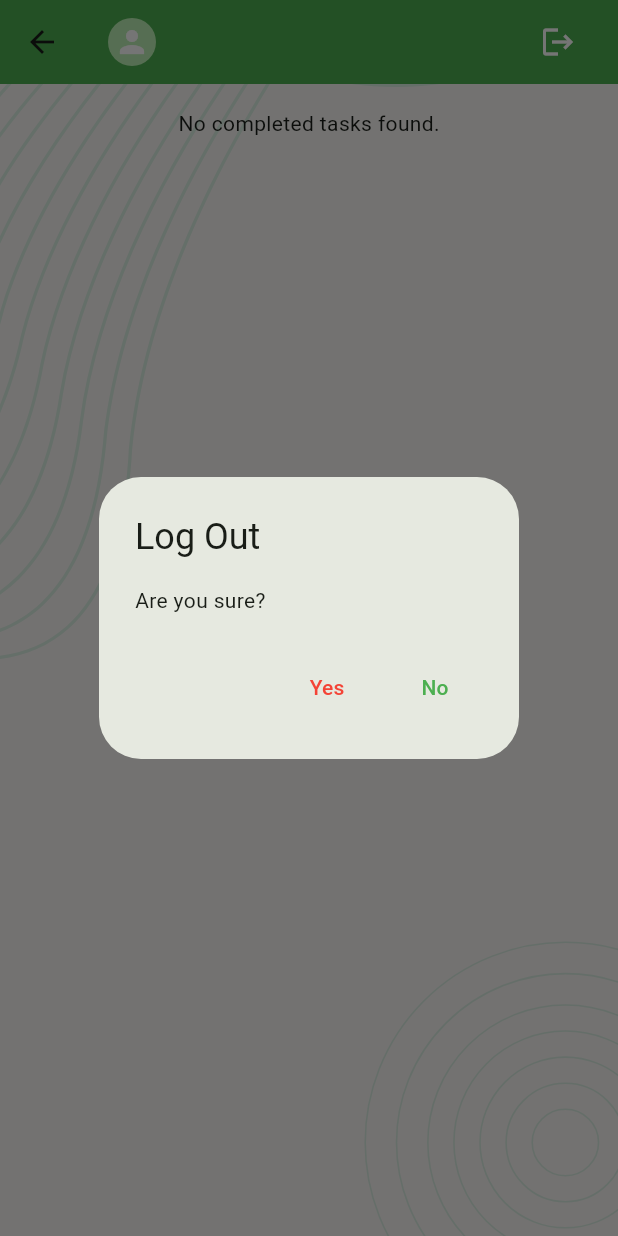
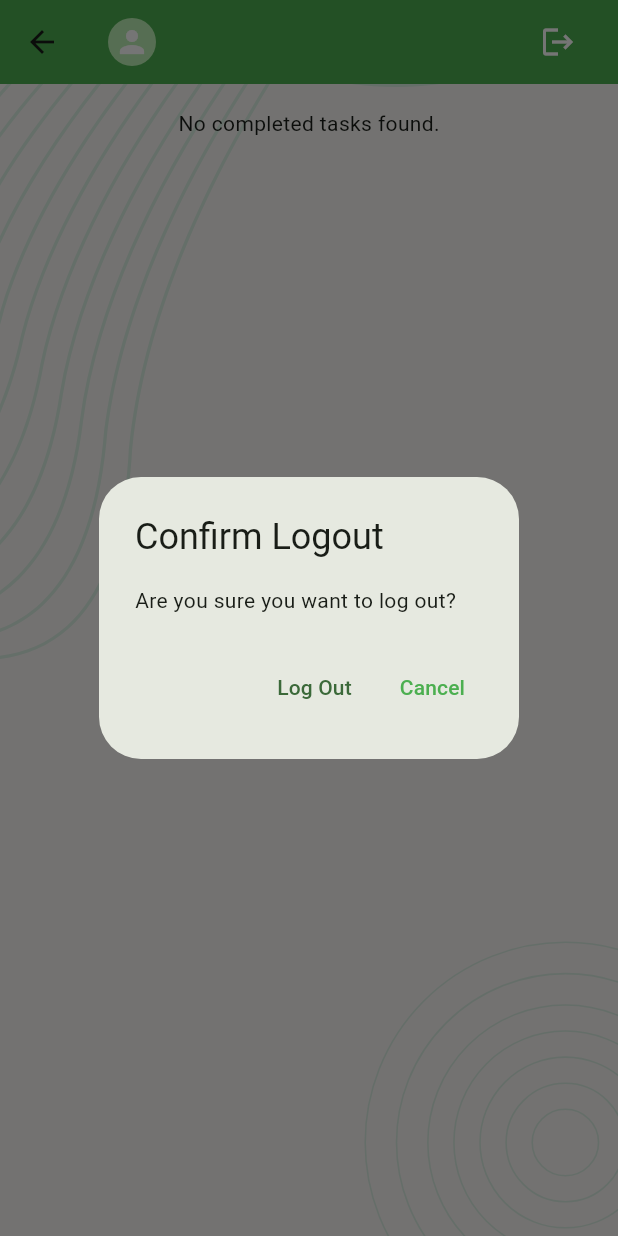
Before and after one commit to wahiduzzamanbappy/task_manager, a Flutter app: the NavbarProgressTaskListScreen screen opened directly, after a tap on the "logout" icon, on a phone screen of 412 x 824 dp. Run offline on Flutter 3.47's test engine with Material 3 defaults, Android fonts, the phone set to English and light mode, and no system bars; our stand-ins replace flutter_svg, get, image_picker, pin_code_fields, shared_preferences; accounts and stored records are empty; network calls fail.

Commit message:
GetX Implemented

```diff
--- a/lib/controller_binder.dart
+++ b/lib/controller_binder.dart
@@ -1,6 +1,7 @@
 import 'package:get/get.dart';
 import 'package:task_manager/ui/controllers/Cancelled_taskList_controller.dart';
 import 'package:task_manager/ui/controllers/add_new_task_controller.dart';
+import 'package:task_manager/ui/controllers/auth_controller.dart';
 import 'package:task_manager/ui/controllers/completed_taskList_controller.dart';
 import 'package:task_manager/ui/controllers/new_taskList_controller.dart';
 import 'package:task_manager/ui/controllers/progress_taskList_controller.dart';
@@ -14,6 +15,7 @@ import 'package:task_manager/ui/controllers/verify_otp_controller.dart';
 class ControllerBinder extends Bindings {
   @override
   void dependencies() {
+    Get.put(AuthController());
     Get.lazyPut(() => SignInController());
     Get.lazyPut(() => SignUpController());
     Get.put(VerifyEmailController());
--- a/lib/data/service/network_caller.dart
+++ b/lib/data/service/network_caller.dart
@@ -1,8 +1,8 @@
 import 'dart:convert';
 import 'package:flutter/cupertino.dart';
-import 'package:http/http.dart';
+import 'package:get/get.dart';
+import 'package:http/http.dart' as http;
 import 'package:task_manager/ui/controllers/auth_controller.dart';
-import '../../app.dart';
 import '../../ui/screens/sign_in_screen.dart';
 
 class NetworkResponse {
@@ -23,25 +23,29 @@ class NetworkCaller {
   static Future<NetworkResponse> getRequest({required String url}) async {
     try {
       Uri uri = Uri.parse(url);
-      debugPrint('URL => $url');
-      Response response =
-          await get(uri, headers: {'token': AuthController.accessToken ?? ''});
+      debugPrint('GET Request: $url');
 
-      debugPrint('Response Code => ${response.statusCode}');
-      debugPrint('Response Data => ${response.body}');
+      final authController = Get.find<AuthController>();
+
+      http.Response response = await http.get(
+        uri,
+        headers: {'token': authController.accessToken ?? ' '},
+      );
+
+      debugPrint('Response Code: ${response.statusCode}');
+      debugPrint('Response Body: ${response.body}');
+
       if (response.statusCode == 200) {
-        final decodedResponse = jsonDecode(response.body);
         return NetworkResponse(
           isSuccess: true,
           statusCode: response.statusCode,
-            responseData: decodedResponse);
+          responseData: jsonDecode(response.body),
+        );
       } else if (response.statusCode == 401) {
         await _logout();
-        return NetworkResponse(
-            isSuccess: false, statusCode: response.statusCode);
+        return NetworkResponse(isSuccess: false, statusCode: response.statusCode);
       } else {
-        return NetworkResponse(
-            isSuccess: false, statusCode: response.statusCode);
+        return NetworkResponse(isSuccess: false, statusCode: response.statusCode);
       }
     } catch (e) {
       return NetworkResponse(
@@ -52,33 +56,37 @@ class NetworkCaller {
     }
   }
 
-  static Future<NetworkResponse> postRequest(
-      {required String url, Map<String, dynamic>? body}) async {
+  static Future<NetworkResponse> postRequest({required String url, Map<String, dynamic>? body}) async {
     try {
       Uri uri = Uri.parse(url);
-      debugPrint('URL => $url');
-      debugPrint('BODY => $body');
-      Response response = await post(uri,
+      debugPrint('POST Request: $url');
+      debugPrint('BODY: $body');
+
+      final authController = Get.find<AuthController>();
+
+      http.Response response = await http.post(
+        uri,
         headers: {
           'content-type': 'application/json',
-            'token': AuthController.accessToken ?? ''
+          'token': authController.accessToken ?? ' ',
         },
-          body: jsonEncode(body));
-      debugPrint('Response Code => ${response.statusCode}');
-      debugPrint('Response Data => ${response.body}');
+        body: jsonEncode(body),
+      );
+
+      debugPrint('Response Code: ${response.statusCode}');
+      debugPrint('Response Body: ${response.body}');
+
       if (response.statusCode == 200) {
-        final decodedResponse = jsonDecode(response.body);
         return NetworkResponse(
           isSuccess: true,
           statusCode: response.statusCode,
-            responseData: decodedResponse);
+          responseData: jsonDecode(response.body),
+        );
       } else if (response.statusCode == 401) {
         await _logout();
-        return NetworkResponse(
-            isSuccess: false, statusCode: response.statusCode);
+        return NetworkResponse(isSuccess: false, statusCode: response.statusCode);
       } else {
-        return NetworkResponse(
-            isSuccess: false, statusCode: response.statusCode);
+        return NetworkResponse(isSuccess: false, statusCode: response.statusCode);
       }
     } catch (e) {
       return NetworkResponse(
@@ -90,10 +98,8 @@ class NetworkCaller {
   }
 
   static Future<void> _logout() async {
-    await AuthController.clearUserData();
-    Navigator.pushNamedAndRemoveUntil(
-        TaskManagerApp.navigatorKey.currentContext!,
-        SignInScreen.name,
-            (_) => false);
+    final authController = Get.find<AuthController>();
+    await authController.clearUserData();
+    Get.offAllNamed(SignInScreen.name); // Redirect to sign-in screen
   }
 }
--- a/lib/ui/controllers/auth_controller.dart
+++ b/lib/ui/controllers/auth_controller.dart
@@ -1,33 +1,42 @@
 import 'dart:convert';
+import 'package:get/get.dart';
 import 'package:shared_preferences/shared_preferences.dart';
 import 'package:task_manager/data/models/user_model.dart';
 
-class AuthController {
-  static String? accessToken;
-  static UserModel? userModel;
+class AuthController extends GetxController {
+  String? accessToken;
+  UserModel? userModel;
 
   static const String _accessTokenKey = 'access-token';
   static const String _userDataKey = 'user-data';
 
-  static Future<void> saveUserData(String token, UserModel model) async {
+  /// Save user data to SharedPreferences
+  Future<void> saveUserData(String token, UserModel model) async {
     SharedPreferences sharedPreferences = await SharedPreferences.getInstance();
     await sharedPreferences.setString(_accessTokenKey, token);
     await sharedPreferences.setString(_userDataKey, jsonEncode(model.toJson()));
+
     accessToken = token;
     userModel = model;
   }
 
-  static Future<void> getUserData() async {
+  /// Retrieve user data from SharedPreferences
+  Future<void> getUserData() async {
     SharedPreferences sharedPreferences = await SharedPreferences.getInstance();
     String? token = sharedPreferences.getString(_accessTokenKey);
     String? userData = sharedPreferences.getString(_userDataKey);
-    accessToken = token;
-    userModel = UserModel.fromJson(jsonDecode(userData!));
+
+    if (token != null && userData != null) {
+      accessToken = token;
+      userModel = UserModel.fromJson(jsonDecode(userData));
+    }
   }
 
-  static Future<bool> isUserLoggedIn() async {
+  /// Check if the user is logged in
+  Future<bool> isUserLoggedIn() async {
     SharedPreferences sharedPreferences = await SharedPreferences.getInstance();
     String? token = sharedPreferences.getString(_accessTokenKey);
+
     if (token != null) {
       await getUserData();
       return true;
@@ -35,8 +44,14 @@ class AuthController {
     return false;
   }
 
-  static Future<void> clearUserData() async {
+  /// Clear user data and log out
+  Future<void> clearUserData() async {
     SharedPreferences sharedPreferences = await SharedPreferences.getInstance();
     await sharedPreferences.clear();
+
+    accessToken;
+    userModel;
+
+    Get.offAllNamed('/signIn');
   }
 }
--- a/lib/ui/controllers/sign_in_controller.dart
+++ b/lib/ui/controllers/sign_in_controller.dart
@@ -2,10 +2,10 @@ import 'package:get/get.dart';
 import 'package:task_manager/data/models/user_model.dart';
 import 'package:task_manager/data/utils/urls.dart';
 import 'package:task_manager/ui/controllers/auth_controller.dart';
-
 import '../../data/service/network_caller.dart';
 
 class SignInController extends GetxController {
+  final AuthController authController = Get.find<AuthController>();
   bool _inProgress = false;
 
   bool get inProgress => _inProgress;
@@ -27,7 +27,7 @@ class SignInController extends GetxController {
     if (response.isSuccess) {
       String token = response.responseData!['token'];
       UserModel userModel = UserModel.fromJson(response.responseData!['data']);
-      await AuthController.saveUserData(token, userModel);
+      await authController.saveUserData(token, userModel);
       isSuccess = true;
       _errorMessage = null;
     } else {
--- a/lib/ui/widgets/tm_app_bar.dart
+++ b/lib/ui/widgets/tm_app_bar.dart
@@ -1,5 +1,7 @@
+/*
 import 'dart:convert';
 import 'package:flutter/material.dart';
+import 'package:get/get.dart';
 import 'package:task_manager/ui/utils/app_color.dart';
 import 'package:task_manager/ui/widgets/snack_bar_message.dart';
 import '../controllers/auth_controller.dart';
@@ -18,18 +20,19 @@ class TMAppBar extends StatelessWidget implements PreferredSizeWidget {
 
   @override
   Widget build(BuildContext context) {
+    final AuthController authController = Get.find<AuthController>();
     return AppBar(
       backgroundColor: AppColors.themeColor,
       title: Row(
         children: [
           CircleAvatar(
             radius: 16,
-            backgroundImage: AuthController.userModel?.photo != null &&
-                AuthController.userModel!.photo!.isNotEmpty
-                ? MemoryImage(base64Decode(AuthController.userModel!.photo!))
+            backgroundImage: authController.userModel?.photo != null &&
+                    authController.userModel!.photo!.isNotEmpty
+                ? MemoryImage(base64Decode(authController.userModel!.photo!))
                 : null,
-            child: AuthController.userModel?.photo == null ||
-                AuthController.userModel!.photo!.isEmpty
+            child: authController.userModel?.photo == null ||
+                    authController.userModel!.photo!.isEmpty
                 ? const Icon(Icons.person, color: Colors.white)
                 : null,
           ),
@@ -45,11 +48,11 @@ class TMAppBar extends StatelessWidget implements PreferredSizeWidget {
                 crossAxisAlignment: CrossAxisAlignment.start,
                 children: [
                   Text(
-                    AuthController.userModel?.fullName ?? '',
+                    authController.userModel?.fullName ?? '',
                     style: textTheme.titleSmall?.copyWith(color: Colors.white),
                   ),
                   Text(
-                    AuthController.userModel?.email ?? '',
+                    authController.userModel?.email ?? '',
                     style: textTheme.bodySmall?.copyWith(color: Colors.white),
                   ),
                 ],
@@ -80,10 +83,14 @@ class TMAppBar extends StatelessWidget implements PreferredSizeWidget {
           actions: [
             TextButton(
               onPressed: () async {
-                  await AuthController.clearUserData();
-                  Navigator.pushNamedAndRemoveUntil(
-                      context, SignInScreen.name, (predicate) => false);
+                final AuthController authController =
+                    Get.find<AuthController>();
+
+                await authController.clearUserData();
+
                 showSnackBarMessage(context, 'Logged Out successfully');
+
+                Get.offAllNamed(SignInScreen.name);
               },
               child: Text(
                 'Yes',
@@ -92,7 +99,7 @@ class TMAppBar extends StatelessWidget implements PreferredSizeWidget {
             ),
             TextButton(
               onPressed: () {
-                  Navigator.pop(context);
+                Get.back();
               },
               child: Text(
                 'No',
@@ -101,9 +108,122 @@ class TMAppBar extends StatelessWidget implements PreferredSizeWidget {
             ),
           ],
         );
-        });
+      },
+    );
   }
 
   @override
   Size get preferredSize => const Size.fromHeight(kToolbarHeight);
 }
+*/
+
+import 'dart:convert';
+import 'package:flutter/material.dart';
+import 'package:get/get.dart';
+import 'package:task_manager/ui/utils/app_color.dart';
+import 'package:task_manager/ui/widgets/snack_bar_message.dart';
+import '../controllers/auth_controller.dart';
+import '../screens/sign_in_screen.dart';
+import '../screens/update_profile_screen.dart';
+
+class TMAppBar extends StatelessWidget implements PreferredSizeWidget {
+  const TMAppBar({
+    super.key,
+    required this.textTheme,
+    this.fromUpdateProfile = false,
+  });
+
+  final TextTheme textTheme;
+  final bool fromUpdateProfile;
+
+  @override
+  Widget build(BuildContext context) {
+    final AuthController authController = Get.find<AuthController>();
+
+    return AppBar(
+      backgroundColor: AppColors.themeColor,
+      title: Row(
+        children: [
+          CircleAvatar(
+            radius: 16,
+            backgroundImage: (authController.userModel?.photo != null &&
+                authController.userModel!.photo!.isNotEmpty)
+                ? MemoryImage(base64Decode(authController.userModel!.photo!))
+                : null,
+            child: (authController.userModel?.photo == null ||
+                authController.userModel!.photo!.isEmpty)
+                ? const Icon(Icons.person, color: Colors.white)
+                : null,
+          ),
+          const SizedBox(width: 8),
+          Expanded(
+            child: GestureDetector(
+              onTap: () {
+                if (!fromUpdateProfile) {
+                  Navigator.pushNamed(context, UpdateProfileScreen.name);
+                }
+              },
+              child: Column(
+                crossAxisAlignment: CrossAxisAlignment.start,
+                children: [
+                  Text(
+                    authController.userModel?.fullName ?? 'Guest',
+                    style: textTheme.titleSmall?.copyWith(color: Colors.white),
+                    overflow: TextOverflow.ellipsis,
+                  ),
+                  Text(
+                    authController.userModel?.email ?? 'No Email',
+                    style: textTheme.bodySmall?.copyWith(color: Colors.white70),
+                    overflow: TextOverflow.ellipsis,
+                  ),
+                ],
+              ),
+            ),
+          ),
+          IconButton(
+            tooltip: 'Log Out',
+            onPressed: () => _logOutFromTaskListScreen(context),
+            icon: const Icon(Icons.logout, color: Colors.white),
+          ),
+        ],
+      ),
+    );
+  }
+
+  void _logOutFromTaskListScreen(BuildContext context) {
+    showDialog(
+      context: context,
+      builder: (context) {
+        return AlertDialog(
+          title: const Text('Confirm Logout'),
+          content: const Text('Are you sure you want to log out?'),
+          actions: [
+            TextButton(
+              onPressed: () async {
+                final AuthController authController =
+                Get.find<AuthController>();
+
+                await authController.clearUserData();
+
+                showSnackBarMessage(context, 'You have been logged out.');
+
+                Get.offAllNamed(SignInScreen.name);
+              },
+              child: Text(
+                'Log Out',
+                style: TextStyle(color: Theme.of(context).primaryColor),
+              ),
+            ),
+            TextButton(
+              onPressed: () => Get.back(),
+              child: const Text('Cancel', style: TextStyle(color: Colors.green)),
+            ),
+          ],
+        );
+      },
+    );
+  }
+
+  @override
+  Size get preferredSize => const Size.fromHeight(kToolbarHeight);
+}
```
Also changed, not shown: lib/ui/controllers/update_profile_controller.dart (+9 -5 lines), lib/ui/screens/update_profile_screen.dart (+5 -4 lines). Lines whose indentation alone changed are shown as unchanged.
